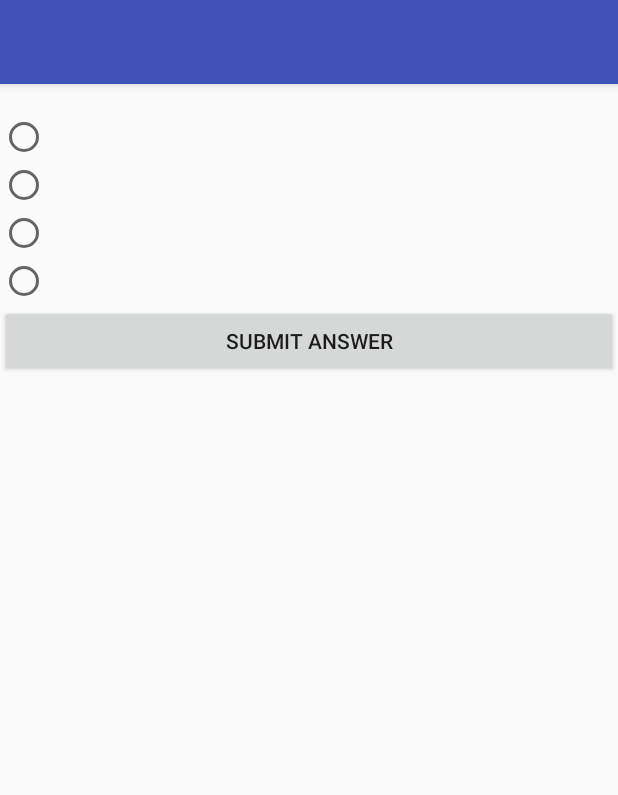
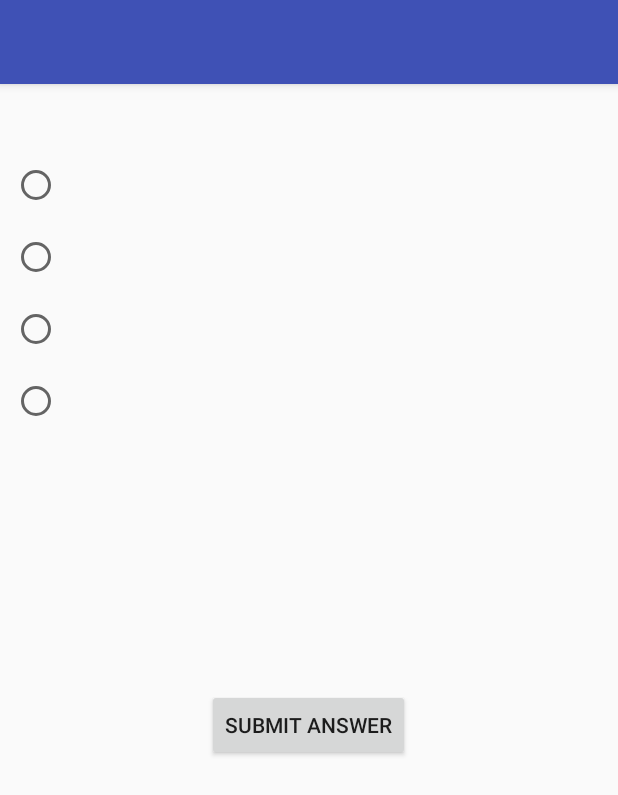
Before and after one commit to Croydon/photostream-android-app, an Android app: the layout activity_main_quiz.xml on its own in the app's theme, with its tools: preview values and no code run, on a phone screen of 412 x 824 dp. Shown: the top 795 px of the screen. Run offline under Robolectric (Android 15) with nearby library versions, the phone set to English and light mode, and no system bars.

Commit message:
First Design Changes

```diff
--- a/app/src/main/res/layout/activity_main_quiz.xml
+++ b/app/src/main/res/layout/activity_main_quiz.xml
@@ -26,6 +26,8 @@
     <TextView
         android:layout_width="match_parent"
         android:layout_height="wrap_content"
+        android:layout_margin="16dp"
+        android:layout_marginBottom="16dp"
         android:id="@+id/Frage" />
 
     <RadioGroup
@@ -36,29 +38,40 @@
      <RadioButton
          android:layout_width="match_parent"
          android:layout_height="wrap_content"
+         android:layout_marginBottom="16dp"
+         android:layout_marginLeft="8dp"
          android:id="@+id/buttonOne"/>
 
     <RadioButton
         android:layout_width="match_parent"
         android:layout_height="wrap_content"
+        android:layout_marginBottom="16dp"
+        android:layout_marginLeft="8dp"
         android:id="@+id/buttonTwo"/>
 
     <RadioButton
         android:layout_width="match_parent"
         android:layout_height="wrap_content"
+        android:layout_marginBottom="16dp"
+        android:layout_marginLeft="8dp"
         android:id="@+id/buttonThree"/>
 
     <RadioButton
         android:layout_width="match_parent"
         android:layout_height="wrap_content"
+        android:layout_marginBottom="16dp"
+        android:layout_marginLeft="8dp"
         android:id="@+id/buttonFour"/>
 
     </RadioGroup>
 
     <Button
-        android:layout_width="match_parent"
+        android:layout_width="wrap_content"
         android:layout_height="wrap_content"
+        android:layout_marginTop="160dp"
+        android:layout_gravity="center_horizontal"
         android:id="@+id/submitButton"
+
         android:text="submit answer"/>
 
 
```
